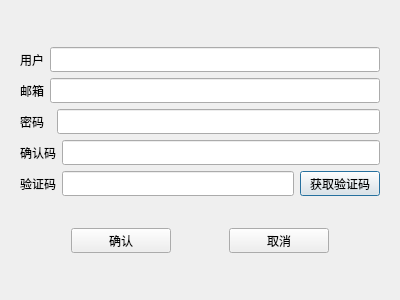
SuycxZMZ/CChat, file registerdialog.ui: the form before one commit.
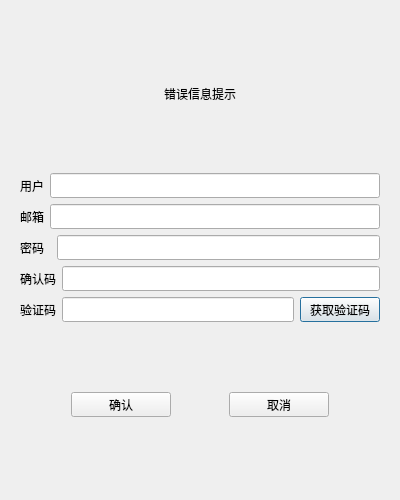
The form after the commit.

```diff
--- a/registerdialog.ui
+++ b/registerdialog.ui
@@ -7,7 +7,7 @@
     <x>0</x>
     <y>0</y>
     <width>400</width>
-    <height>300</height>
+    <height>500</height>
    </rect>
   </property>
   <property name="windowTitle">
@@ -33,6 +33,56 @@
            </property>
           </spacer>
          </item>
+         <item>
+          <layout class="QHBoxLayout" name="horizontalLayout_10">
+           <item>
+            <spacer name="horizontalSpacer_4">
+             <property name="orientation">
+              <enum>Qt::Horizontal</enum>
+             </property>
+             <property name="sizeHint" stdset="0">
+              <size>
+               <width>40</width>
+               <height>20</height>
+              </size>
+             </property>
+            </spacer>
+           </item>
+           <item>
+            <widget class="QLabel" name="error_tip_label">
+             <property name="text">
+              <string>错误信息提示</string>
+             </property>
+            </widget>
+           </item>
+           <item>
+            <spacer name="horizontalSpacer_5">
+             <property name="orientation">
+              <enum>Qt::Horizontal</enum>
+             </property>
+             <property name="sizeHint" stdset="0">
+              <size>
+               <width>40</width>
+               <height>20</height>
+              </size>
+             </property>
+            </spacer>
+           </item>
+          </layout>
+         </item>
+         <item>
+          <spacer name="verticalSpacer_4">
+           <property name="orientation">
+            <enum>Qt::Vertical</enum>
+           </property>
+           <property name="sizeHint" stdset="0">
+            <size>
+             <width>20</width>
+             <height>40</height>
+            </size>
+           </property>
+          </spacer>
+         </item>
          <item>
           <layout class="QHBoxLayout" name="horizontalLayout">
            <item>
```
